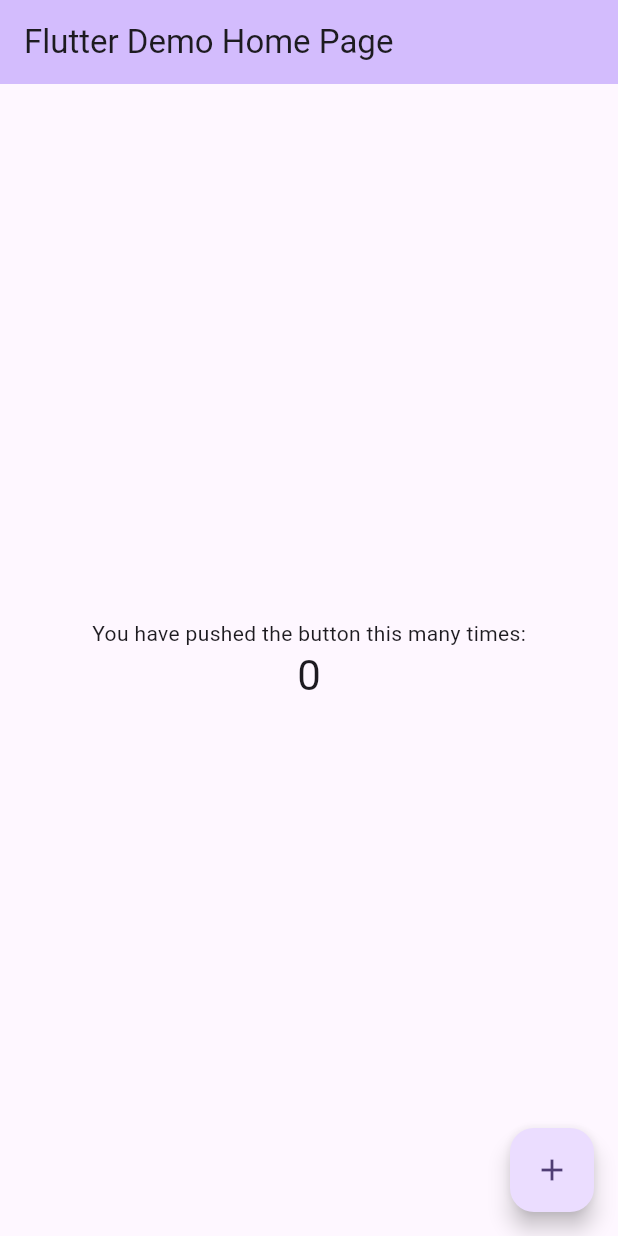
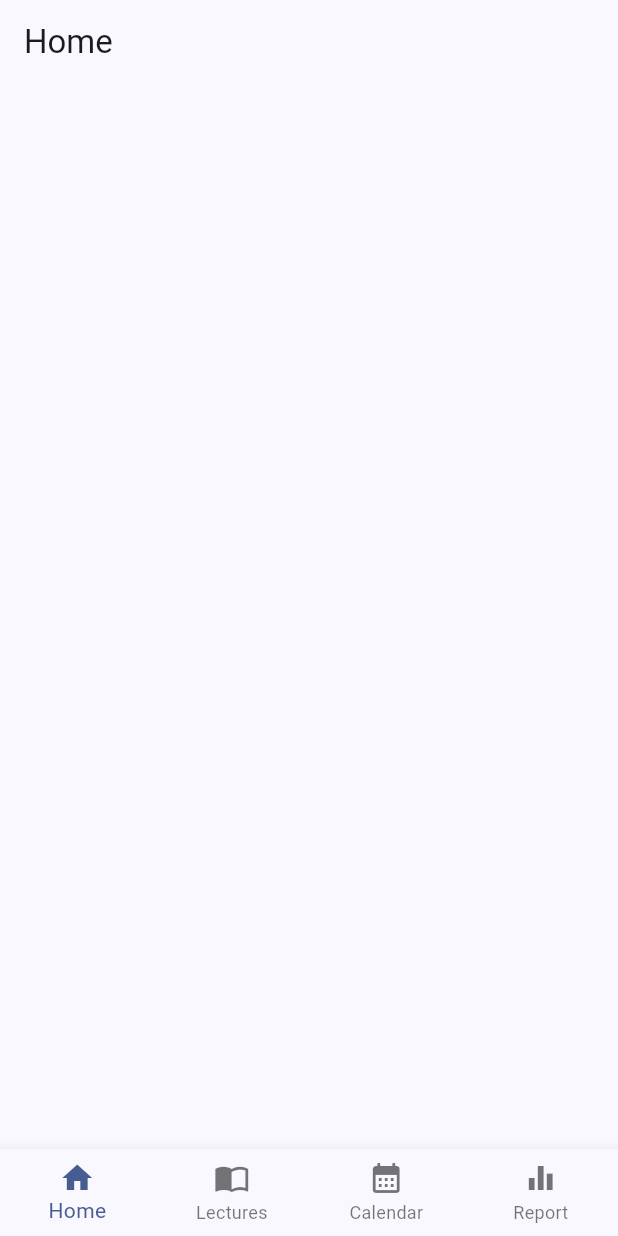
Before and after one commit to Majd-Haj-Hmedy/spaced-repetition, a Flutter app: the screen it shows after launch, on a phone screen of 412 x 824 dp. Run offline on Flutter 3.47's test engine with Material 2 defaults, Android fonts, the phone set to English and light mode, and no system bars.

Commit message:
Setup main screen Added a main screen that has an app bar and a functional navigation bar

```diff
--- a/lib/main.dart
+++ b/lib/main.dart
@@ -1,125 +1,23 @@
 import 'package:flutter/material.dart';
+import 'package:repet/screens/main_screen.dart';
 
 void main() {
-  runApp(const MyApp());
+  runApp(const RepetApp());
 }
 
-class MyApp extends StatelessWidget {
-  const MyApp({super.key});
+class RepetApp extends StatelessWidget {
+  const RepetApp({super.key});
 
-  // This widget is the root of your application.
   @override
   Widget build(BuildContext context) {
     return MaterialApp(
-      title: 'Flutter Demo',
       theme: ThemeData(
-        // This is the theme of your application.
-        //
-        // TRY THIS: Try running your application with "flutter run". You'll see
-        // the application has a blue toolbar. Then, without quitting the app,
-        // try changing the seedColor in the colorScheme below to Colors.green
-        // and then invoke "hot reload" (save your changes or press the "hot
-        // reload" button in a Flutter-supported IDE, or press "r" if you used
-        // the command line to start the app).
-        //
-        // Notice that the counter didn't reset back to zero; the application
-        // state is not lost during the reload. To reset the state, use hot
-        // restart instead.
-        //
-        // This works for code too, not just values: Most code changes can be
-        // tested with just a hot reload.
-        colorScheme: ColorScheme.fromSeed(seedColor: Colors.deepPurple),
+        colorScheme: ColorScheme.fromSeed(
+          seedColor: const Color.fromARGB(255, 82, 131, 235),
+        ),
         useMaterial3: true,
       ),
-      home: const MyHomePage(title: 'Flutter Demo Home Page'),
+      home: const MainScreen(),
     );
   }
 }
-
-class MyHomePage extends StatefulWidget {
-  const MyHomePage({super.key, required this.title});
-
-  // This widget is the home page of your application. It is stateful, meaning
-  // that it has a State object (defined below) that contains fields that affect
-  // how it looks.
-
-  // This class is the configuration for the state. It holds the values (in this
-  // case the title) provided by the parent (in this case the App widget) and
-  // used by the build method of the State. Fields in a Widget subclass are
-  // always marked "final".
-
-  final String title;
-
-  @override
-  State<MyHomePage> createState() => _MyHomePageState();
-}
-
-class _MyHomePageState extends State<MyHomePage> {
-  int _counter = 0;
-
-  void _incrementCounter() {
-    setState(() {
-      // This call to setState tells the Flutter framework that something has
-      // changed in this State, which causes it to rerun the build method below
-      // so that the display can reflect the updated values. If we changed
-      // _counter without calling setState(), then the build method would not be
-      // called again, and so nothing would appear to happen.
-      _counter++;
-    });
-  }
-
-  @override
-  Widget build(BuildContext context) {
-    // This method is rerun every time setState is called, for instance as done
-    // by the _incrementCounter method above.
-    //
-    // The Flutter framework has been optimized to make rerunning build methods
-    // fast, so that you can just rebuild anything that needs updating rather
-    // than having to individually change instances of widgets.
-    return Scaffold(
-      appBar: AppBar(
-        // TRY THIS: Try changing the color here to a specific color (to
-        // Colors.amber, perhaps?) and trigger a hot reload to see the AppBar
-        // change color while the other colors stay the same.
-        backgroundColor: Theme.of(context).colorScheme.inversePrimary,
-        // Here we take the value from the MyHomePage object that was created by
-        // the App.build method, and use it to set our appbar title.
-        title: Text(widget.title),
-      ),
-      body: Center(
-        // Center is a layout widget. It takes a single child and positions it
-        // in the middle of the parent.
-        child: Column(
-          // Column is also a layout widget. It takes a list of children and
-          // arranges them vertically. By default, it sizes itself to fit its
-          // children horizontally, and tries to be as tall as its parent.
-          //
-          // Column has various properties to control how it sizes itself and
-          // how it positions its children. Here we use mainAxisAlignment to
-          // center the children vertically; the main axis here is the vertical
-          // axis because Columns are vertical (the cross axis would be
-          // horizontal).
-          //
-          // TRY THIS: Invoke "debug painting" (choose the "Toggle Debug Paint"
-          // action in the IDE, or press "p" in the console), to see the
-          // wireframe for each widget.
-          mainAxisAlignment: MainAxisAlignment.center,
-          children: <Widget>[
-            const Text(
-              'You have pushed the button this many times:',
-            ),
-            Text(
-              '$_counter',
-              style: Theme.of(context).textTheme.headlineMedium,
-            ),
-          ],
-        ),
-      ),
-      floatingActionButton: FloatingActionButton(
-        onPressed: _incrementCounter,
-        tooltip: 'Increment',
-        child: const Icon(Icons.add),
-      ), // This trailing comma makes auto-formatting nicer for build methods.
-    );
-  }
-}
--- /dev/null
+++ b/lib/screens/main_screen.dart
@@ -0,0 +1,87 @@
+import 'package:flutter/material.dart';
+
+class MainScreen extends StatefulWidget {
+  const MainScreen({super.key});
+
+  @override
+  State<MainScreen> createState() => _MainScreenState();
+}
+
+class _MainScreenState extends State<MainScreen> {
+  static const Map<String, String> _appBarTitleOptions = {
+    'home': 'Home',
+    'folder': 'Select folder',
+    'lecture': 'Lecture details',
+    'calendar': 'Calendar',
+    'report': 'Report',
+  };
+  static const List<String> _tabNames = [
+    'Home',
+    'Lectures',
+    'Calendar',
+    'Report'
+  ];
+  var _navIndex = 0;
+  var _appBarTitle = 'Home';
+
+  void _updateAppBarTitle(String key) {
+    setState(() {
+      _appBarTitle = _appBarTitleOptions[key]!;
+    });
+  }
+
+  void _updateScreen(int index) {
+    setState(() {
+      _navIndex = index;
+      var key = '';
+      switch (_navIndex) {
+        case 0:
+          key = 'home';
+          break;
+        case 1:
+          key = 'folder';
+          break;
+        case 2:
+          key = 'calendar';
+          break;
+        case 3:
+          key = 'report';
+          break;
+      }
+      _updateAppBarTitle(key);
+    });
+  }
+
+  @override
+  Widget build(BuildContext context) {
+    return Scaffold(
+      appBar: AppBar(
+        title: Text(_appBarTitle),
+      ),
+      bottomNavigationBar: BottomNavigationBar(
+        // This line allows more then three items in the navbar
+        type: BottomNavigationBarType.fixed,
+        currentIndex: _navIndex,
+        onTap: _updateScreen,
+        items: <BottomNavigationBarItem>[
+          BottomNavigationBarItem(
+            icon: const Icon(Icons.home),
+            label: _tabNames[0],
+          ),
+          BottomNavigationBarItem(
+            icon: const Icon(Icons.import_contacts),
+            label: _tabNames[1],
+          ),
+          BottomNavigationBarItem(
+            icon: const Icon(Icons.calendar_month),
+            label: _tabNames[2],
+          ),
+          BottomNavigationBarItem(
+            icon: const Icon(Icons.equalizer),
+            label: _tabNames[3],
+          ),
+        ],
+      ),
+    );
+  }
+}
```
Also changed, not shown: 1 other file.
